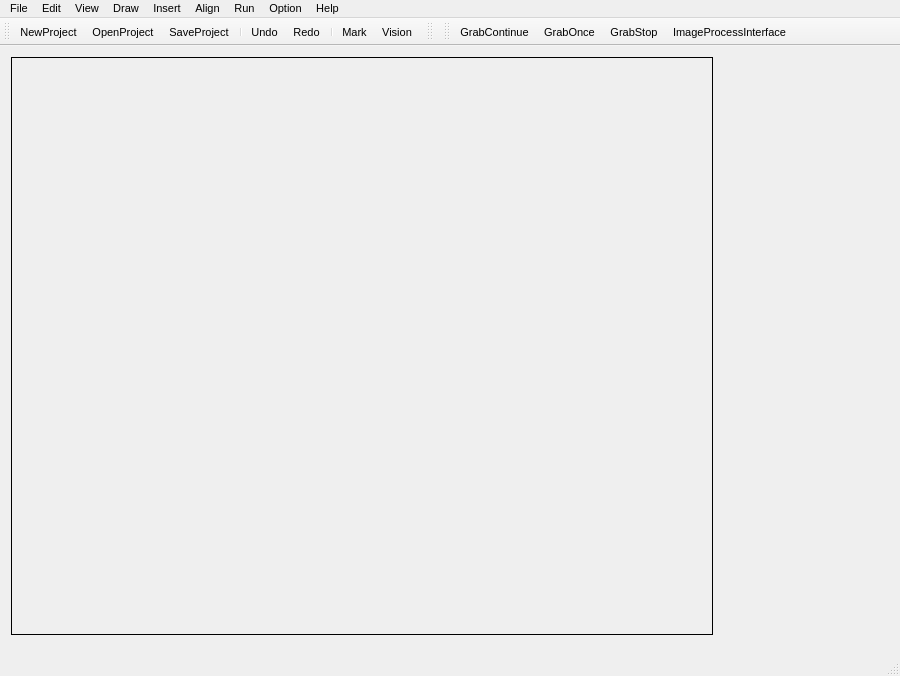
First picture: the form in QT_Mark/QT_Mark.ui, repository philoasd/QT_Mark_test, before the edit.
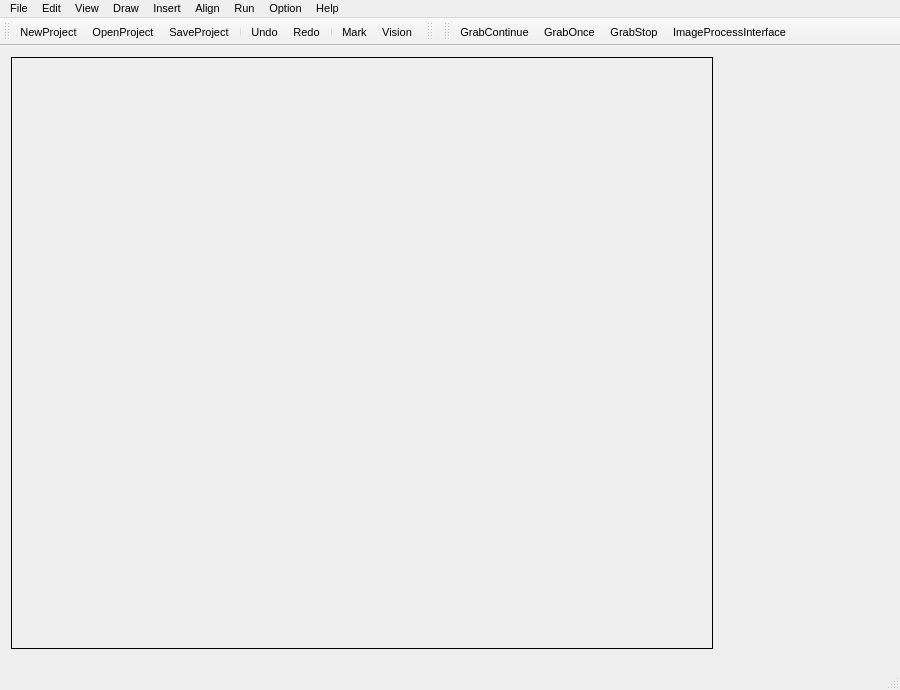
Second picture: the form after the edit. Icons and pictures are not drawn.

Commit message: #修复了子界面显示图像会改变控件大小的bug

```diff
--- a/QT_Mark/QT_Mark.ui
+++ b/QT_Mark/QT_Mark.ui
@@ -7,7 +7,7 @@
     <x>0</x>
     <y>0</y>
     <width>900</width>
-    <height>673</height>
+    <height>690</height>
    </rect>
   </property>
   <property name="minimumSize">
```
The commit also changes 6 other files.
